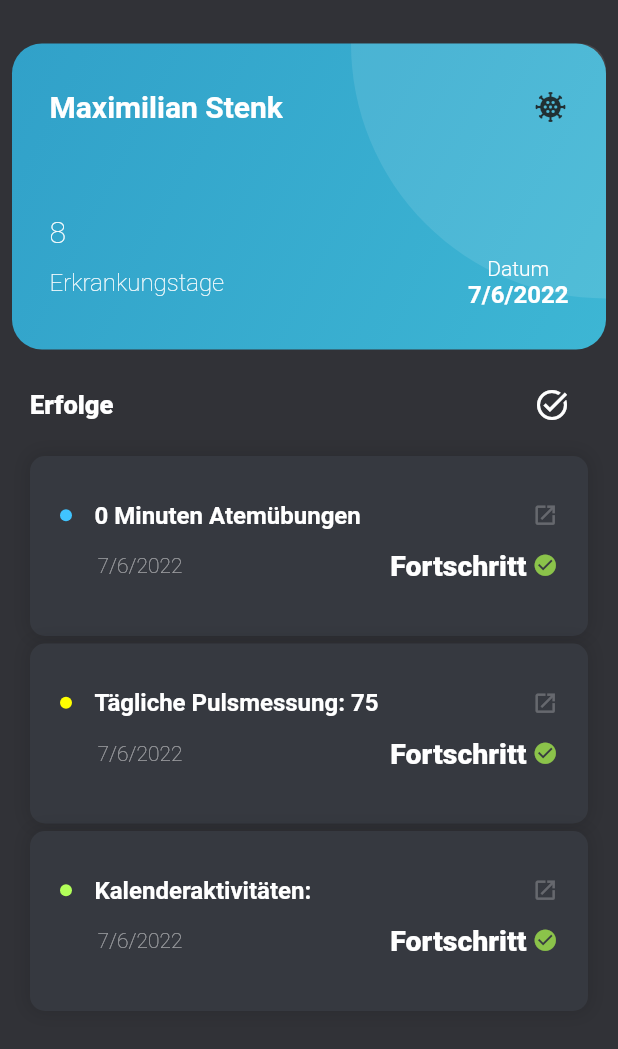
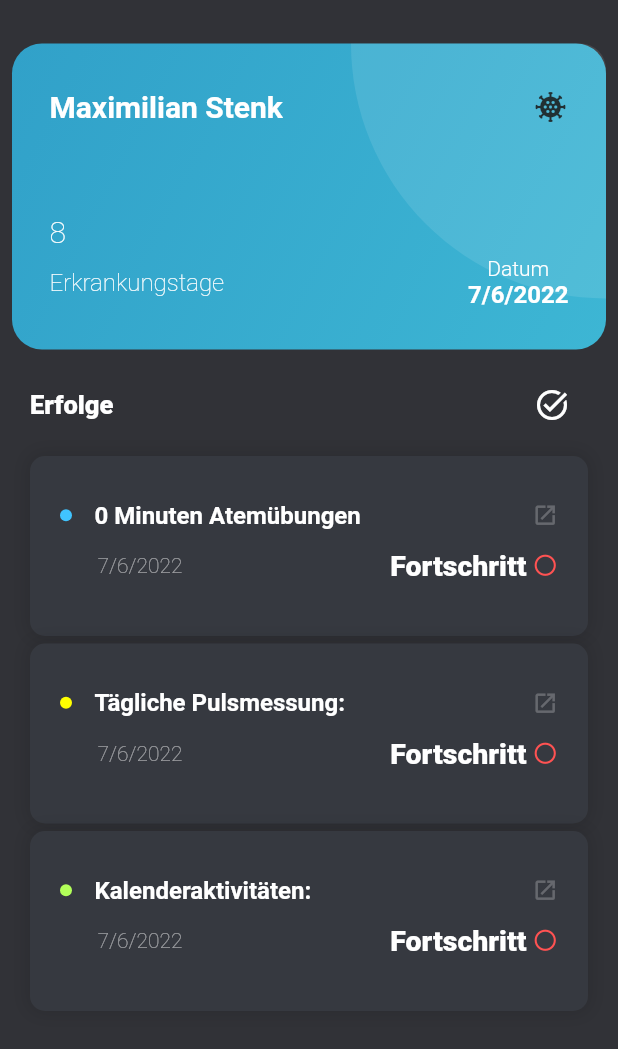
Before and after one commit to stenkjan/covidapp, a Flutter app: the screen it shows once a user with an empty profile is signed in, in the side drawer, after a tap on the "task alt" icon, on a phone screen of 412 x 824 dp, the part 126-1175 px from its top. Run offline on Flutter 3.47's test engine with Material 2 defaults, Android fonts, the phone set to English and light mode, and no system bars; drawn by our look-alikes of carousel_slider; our stand-ins replace camera, charts_flutter, cloud_firestore, expandable, firebase_auth, firebase_core and 9 more; missing offline and left inert: draw_graph; accounts and stored records are empty; network calls fail; Roboto replaces fonts that are missing (Sans, Sofia).

Commit message:
fixed introscreen dot overflow and prograss icon update on dashboard

```diff
--- a/lib/covidapp/content/calendar_content.dart
+++ b/lib/covidapp/content/calendar_content.dart
@@ -71,7 +71,7 @@ class CalendarContent with ChangeNotifier {
   List<int> schlafL = [3, 2, 4, 2, 3, 2, 0, 2];
   List<int> nervenL = [5, 6, 8, 5, 6, 4, 5, 4];
   List<int> bpm = [70, 80, 85, 70, 90, 100, 70, 75];
-  List bpmday = [];
+  List bpmday = [100, 70, 75];
   List introList = [];
 
   ///Map for PieChart
@@ -88,28 +88,27 @@ class CalendarContent with ChangeNotifier {
   }
 
   bool returnBreatheTrue() {
-    bool breatheTrue = true;
-    this.breatheTrue = breatheTrue;
-
+    breatheTrue = true;
+    print("no way");
     return breatheTrue;
   }
 
   bool returnPulseTrue() {
-    bool pulseTrue = true;
-    this.pulseTrue = pulseTrue;
+    pulseTrue = true;
 
     return pulseTrue;
   }
 
   bool returnCalTrue() {
-    bool calTrue = true;
-    this.calTrue = calTrue;
+    calTrue = true;
+
     return calTrue;
   }
 
   String getlastBPM() {
-    if (returnPulseTrue() == true) {
-      return bpm.last.toString();
+    if (pulseTrue == true) {
+      //return bpm.last.toString();
+      return bpmday.last.toString();
     } else {
       return "";
     }
@@ -120,7 +119,7 @@ class CalendarContent with ChangeNotifier {
         const Icon(Icons.check_circle, size: 17.0, color: Colors.lightGreen);
     Icon iconNotDone = const Icon(Icons.radio_button_unchecked,
         size: 17.0, color: Colors.redAccent);
-    if (returnPulseTrue() == true) {
+    if (pulseTrue == true) {
       return iconDone;
     } else {
       calTrue = false;
@@ -133,7 +132,7 @@ class CalendarContent with ChangeNotifier {
         const Icon(Icons.check_circle, size: 17.0, color: Colors.lightGreen);
     Icon iconNotDone = const Icon(Icons.radio_button_unchecked,
         size: 17.0, color: Colors.redAccent);
-    if (returnCalTrue() == true) {
+    if (calTrue == true) {
       return iconDone;
     } else {
       calTrue = false;
@@ -146,7 +145,22 @@ class CalendarContent with ChangeNotifier {
         const Icon(Icons.check_circle, size: 17.0, color: Colors.lightGreen);
     Icon iconNotDone = const Icon(Icons.radio_button_unchecked,
         size: 17.0, color: Colors.redAccent);
-    if (returnBreatheTrue() == true || breatheMin.isNotEmpty) {
+    if (breatheTrue == true && breatheMin.isNotEmpty) {
+      return iconDone;
+    } else {
+      return iconNotDone;
+    }
+  }
+
+  Icon getallTrue() {
+    Icon iconDone = const Icon(Icons.task_alt,
+        semanticLabel: "Check", color: Colors.lightGreen);
+    Icon iconNotDone =
+        const Icon(Icons.task_alt, semanticLabel: "Check", color: Colors.white);
+    if (breatheTrue == true &&
+        breatheMin.isNotEmpty &&
+        pulseTrue == true &&
+        calTrue == true) {
       return iconDone;
     } else {
       return iconNotDone;
@@ -155,7 +169,7 @@ class CalendarContent with ChangeNotifier {
 
   /// timestring gets the Brathing -- if empty -sets the String to 0 */
   String getBreatheMin(String timeString) {
-    if (returnBreatheTrue() == true) {
+    if (breatheTrue == true) {
       breatheMin = timeString;
     }
     if (breatheMin.isEmpty) {
@@ -324,6 +338,7 @@ class CalendarContent with ChangeNotifier {
     };
     return daypiedataMap;
   }
+
 //TODO: maybe not in use
   List getCalendarList() {
     headlineupdate = headline;
--- a/lib/covidapp/uebungen/breathing/breathe_controller.dart
+++ b/lib/covidapp/uebungen/breathing/breathe_controller.dart
@@ -62,7 +62,7 @@ class BreatheController extends GetxController {
     _timer.cancel();
     _breathTimer.cancel();
     Wakelock.disable();
-    calContent.returnBreatheTrue();
+  //  calContent.returnBreatheTrue();
     Get.delete<BreatheController>();
     super.onClose();
   }
@@ -94,8 +94,11 @@ class BreatheController extends GetxController {
         breathTime.value -= 100;
         update();
       } else {
-        calContent.returnBreatheTrue();
+
         calContent.getBreatheMin(value);
+        if (int.parse(value)>0){
+             calContent.returnBreatheTrue();
+        }
         _breathTimer.cancel();
         Get.to(const Uebungen());
 
--- a/lib/covidapp/uebungen/breathing/theme_controller.dart
+++ b/lib/covidapp/uebungen/breathing/theme_controller.dart
@@ -23,10 +23,10 @@ class ThemeController extends GetxController {
 
   @override
   void onClose() {
-    calContent.returnBreatheTrue();
+    //calContent.returnBreatheTrue();
     Get.delete<ThemeController>();
     // ignore: avoid_print
-    print("${calContent.breatheTrue} breathe in theme");
+   // print("${calContent.breatheTrue} breathe in theme");
     super.onClose();
   }
 }
--- a/lib/covidapp/uebungen/puls_messung/puls_analyse.dart
+++ b/lib/covidapp/uebungen/puls_messung/puls_analyse.dart
@@ -80,10 +80,10 @@ class PulsAnalyseState extends State<PulsAnalyse> {
                     bpmValues.add(SensorValue(
                         value: value.toDouble(), time: DateTime.now()));
                     calContent.bpmday.add(value);
+                    print("§value : bpm value added");
                     Visibility(
                         visible: false, child: calContent.getpulseTrue());
                   }),
-
                 )
               : const SizedBox(
                   height: 20,
--- a/lib/home.dart
+++ b/lib/home.dart
@@ -121,11 +121,7 @@ class T2HomeState extends State<T2Home> {
                       IconButton(
                         tooltip: "Check",
                         focusColor: Colors.lightGreen,
-                        icon: const Icon(
-                          Icons.task_alt,
-                          semanticLabel: "Check",
-                        ),
-                        color: Colors.white,
+                        icon: calContent.getallTrue(),
                         onPressed: () {
                           setState(() {
                             print("${cal.breatheTrue} breathe");
--- a/lib/intro_screen.dart
+++ b/lib/intro_screen.dart
@@ -76,6 +76,7 @@ class OnBoardingPageState extends State<OnBoardingPage> {
     return IntroductionScreen(
       key: introKey,
       globalBackgroundColor: const Color.fromARGB(255, 50, 37, 231),
+
       globalHeader: Align(
         alignment: Alignment.topRight,
         child: SafeArea(
@@ -259,8 +260,8 @@ class OnBoardingPageState extends State<OnBoardingPage> {
           title: "Tutorial",
           body:
               "Durch die neuesten Informationen rund um Long Covid die Genesung unterstützen. Treten Sie bei Fragen jederzeit mit uns in Kontakt.",
-          image:
-              _buildImage("images/Tutorial_Images/Bild1"), // inside forest gif
+          image: _buildImage(
+              "images/Tutorial_Images/Bild1.png"), // inside forest gif
           // sunset gif
           footer: SizedBox(
             width: double.infinity,
@@ -285,7 +286,7 @@ class OnBoardingPageState extends State<OnBoardingPage> {
           title: "",
           body: "",
           image: _buildImage(
-              "images/Tutorial_Images/Bild2"), // ontop forest river gif
+              "images/Tutorial_Images/Bild2.png"), // ontop forest river gif
 
           decoration: pageDecoration.copyWith(
             contentMargin:
@@ -299,7 +300,7 @@ class OnBoardingPageState extends State<OnBoardingPage> {
           title: "",
           body: "",
           image: _buildImage(
-              "images/Tutorial_Images/Bild3"), // ontop forest river gif
+              "images/Tutorial_Images/Bild3.png"), // ontop forest river gif
 
           decoration: pageDecoration.copyWith(
             contentMargin:
@@ -313,7 +314,7 @@ class OnBoardingPageState extends State<OnBoardingPage> {
           title: "",
           body: "",
           image: _buildImage(
-              "images/Tutorial_Images/Bild4"), // ontop forest river gif
+              "images/Tutorial_Images/Bild4.png"), // ontop forest river gif
 
           decoration: pageDecoration.copyWith(
             contentMargin:
@@ -327,7 +328,7 @@ class OnBoardingPageState extends State<OnBoardingPage> {
           title: "",
           body: "",
           image: _buildImage(
-              "images/Tutorial_Images/Bild5"), // ontop forest river gif
+              "images/Tutorial_Images/Bild5.png"), // ontop forest river gif
 
           decoration: pageDecoration.copyWith(
             contentMargin:
@@ -341,7 +342,7 @@ class OnBoardingPageState extends State<OnBoardingPage> {
           title: "",
           body: "",
           image: _buildImage(
-              "images/Tutorial_Images/Bild6"), // ontop forest river gif
+              "images/Tutorial_Images/Bild6.png"), // ontop forest river gif
 
           decoration: pageDecoration.copyWith(
             contentMargin:
@@ -355,7 +356,7 @@ class OnBoardingPageState extends State<OnBoardingPage> {
           title: "",
           body: "",
           image: _buildImage(
-              "images/Tutorial_Images/Bild7"), // ontop forest river gif
+              "images/Tutorial_Images/Bild7.png"), // ontop forest river gif
 
           decoration: pageDecoration.copyWith(
             contentMargin:
@@ -369,7 +370,7 @@ class OnBoardingPageState extends State<OnBoardingPage> {
           title: "",
           body: "",
           image: _buildImage(
-              "images/Tutorial_Images/Bild8"), // ontop forest river gif
+              "images/Tutorial_Images/Bild8.png"), // ontop forest river gif
 
           decoration: pageDecoration.copyWith(
             contentMargin:
@@ -385,7 +386,7 @@ class OnBoardingPageState extends State<OnBoardingPage> {
       showSkipButton: false,
       skipOrBackFlex: 0,
       nextFlex: 0,
-      showBackButton: true,
+      showBackButton: false,
       //rtl: true, // Display as right-to-left
       back: const Icon(Icons.arrow_back),
       skip: const Text('Skip', style: TextStyle(fontWeight: FontWeight.w600)),
@@ -397,9 +398,9 @@ class OnBoardingPageState extends State<OnBoardingPage> {
           ? const EdgeInsets.all(12.0)
           : const EdgeInsets.fromLTRB(8.0, 4.0, 8.0, 4.0),
       dotsDecorator: const DotsDecorator(
-        size: Size(10.0, 10.0),
+        size: Size(7.0, 7.0),
         color: Color(0xFFBDBDBD),
-        activeSize: Size(22.0, 10.0),
+        activeSize: Size(20.0, 7.0),
         activeShape: RoundedRectangleBorder(
           borderRadius: BorderRadius.all(Radius.circular(25.0)),
         ),
@@ -407,7 +408,7 @@ class OnBoardingPageState extends State<OnBoardingPage> {
       dotsContainerDecorator: const ShapeDecoration(
         color: Color.fromARGB(153, 2, 37, 58),
         shape: RoundedRectangleBorder(
-          borderRadius: BorderRadius.all(Radius.circular(8.0)),
+          borderRadius: BorderRadius.all(Radius.circular(9.0)),
         ),
       ),
     );
```
